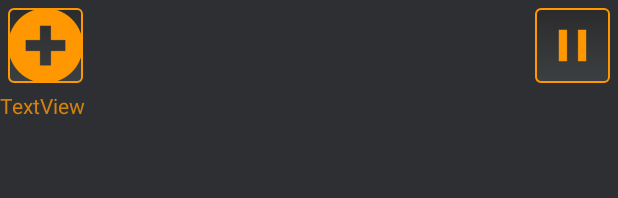
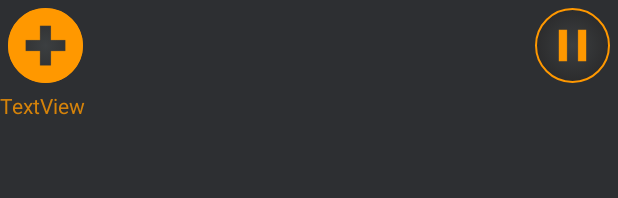
Before and after one commit to lemontini/AutoHome, an Android app: the layout activity_main.xml on its own in the app's theme, with its tools: preview values and no code run, on a phone screen of 412 x 824 dp. Shown: the top 198 px of the screen. Run offline under Robolectric (Android 15) with nearby library versions, the phone set to English and light mode, and no system bars.

Commit message:
Daily changes

```diff
--- a/app/build.gradle
+++ b/app/build.gradle
@@ -25,6 +25,8 @@ dependencies {
     implementation 'com.squareup.okhttp3:okhttp:3.10.0'
     implementation 'com.android.volley:volley:1.1.0'
 
+    implementation 'com.fasterxml.jackson.core:jackson-databind:2.9.9'
+
     testImplementation 'junit:junit:4.12'
     androidTestImplementation 'com.android.support.test:runner:1.0.2'
     androidTestImplementation 'com.android.support.test.espresso:espresso-core:3.0.2'
--- /dev/null
+++ b/app/src/main/res/drawable-v24/service_button.xml
@@ -0,0 +1,22 @@
+<?xml version="1.0" encoding="utf-8"?>
+<selector xmlns:android="http://schemas.android.com/apk/res/android">
+    <item android:state_pressed="true">
+        <shape android:shape="oval" >
+            <stroke android:width="1dip" android:color="#FF9800" />
+            <gradient android:type="radial" android:gradientRadius="25dp" android:startColor="#2B2B2C" android:endColor="#3C3F41" />
+        </shape>
+    </item>
+    <item android:state_focused="true">
+        <shape android:shape="oval">
+            <corners android:radius="3dip" />
+            <stroke android:width="1dip" android:color="#5e7974" />
+            <solid android:color="#58857e" />
+        </shape>
+    </item>
+    <item>
+        <shape android:shape="oval" >
+            <stroke android:width="1dip" android:color="#FF9800" />
+            <gradient android:type="radial" android:gradientRadius="25dp" android:startColor="#3C3F41" android:endColor="#2B2B2C" />
+        </shape>
+    </item>
+</selector>
--- a/app/src/main/res/layout/activity_main.xml
+++ b/app/src/main/res/layout/activity_main.xml
@@ -14,7 +14,7 @@
         android:layout_marginTop="5dp"
         android:layout_marginEnd="5dp"
         android:layout_marginRight="5dp"
-        android:background="@drawable/mybutton"
+        android:background="@drawable/service_button"
         android:onClick="btn0_Click"
         android:scaleType="centerInside"
         android:tint="#FF9800"
@@ -29,7 +29,7 @@
         android:layout_marginStart="5dp"
         android:layout_marginLeft="5dp"
         android:layout_marginTop="5dp"
-        android:background="@drawable/mybutton"
+        android:background="@drawable/service_button"
         android:onClick="btn5_Click"
         android:scaleType="centerInside"
         android:tint="#FF9800"
@@ -59,10 +59,7 @@
         android:layout_marginStart="8dp"
         android:layout_marginEnd="8dp"
         android:orientation="vertical"
-        android:paddingLeft="2.5dp"
-        android:paddingTop="2.5dp"
-        android:paddingRight="2.5dp"
-        android:paddingBottom="2.5dp"
+        android:padding="2.5dp"
         android:weightSum="3"
         app:layout_constraintBottom_toBottomOf="parent"
         app:layout_constraintEnd_toEndOf="parent"
```
Also changed, not shown: app/src/main/java/com/example/autohome/Converter.java (added, +48 -0 lines), app/src/main/java/com/example/autohome/Device.java (added, +13 -0 lines), app/src/main/java/com/example/autohome/DeviceClass.java (added, +48 -0 lines), app/src/main/java/com/example/autohome/MainActivity.java (+21 -0 lines).
